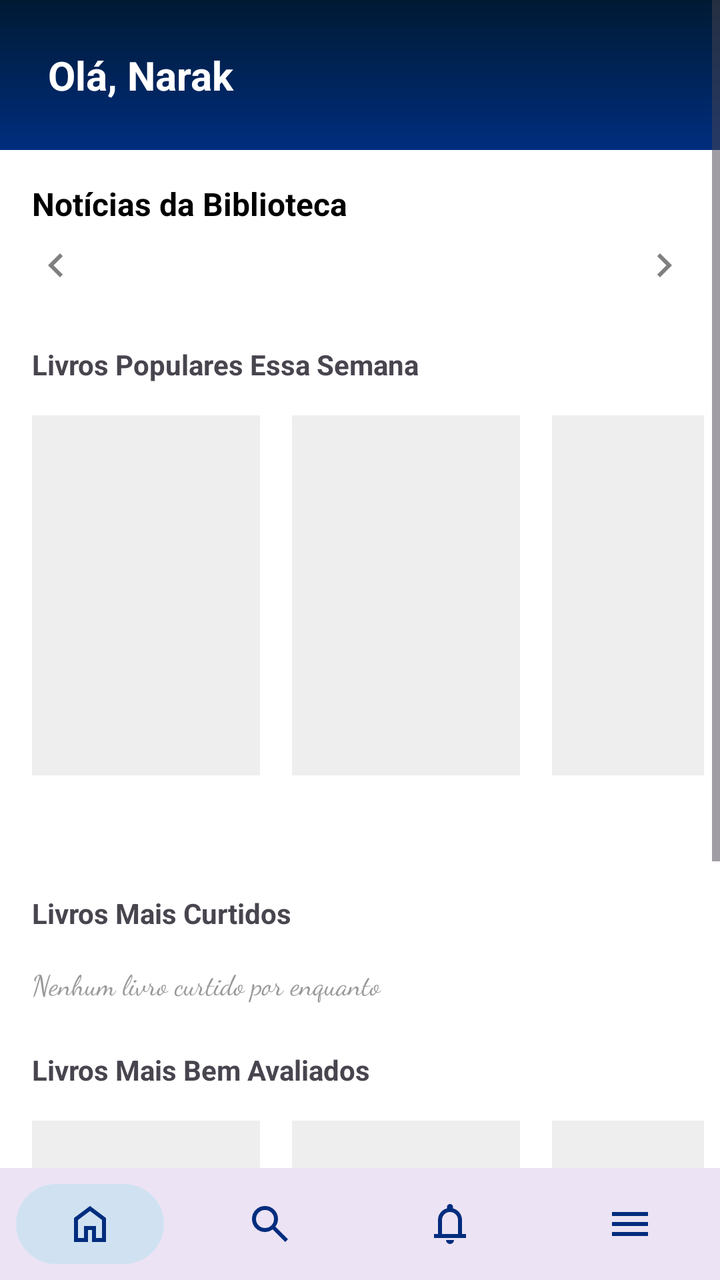
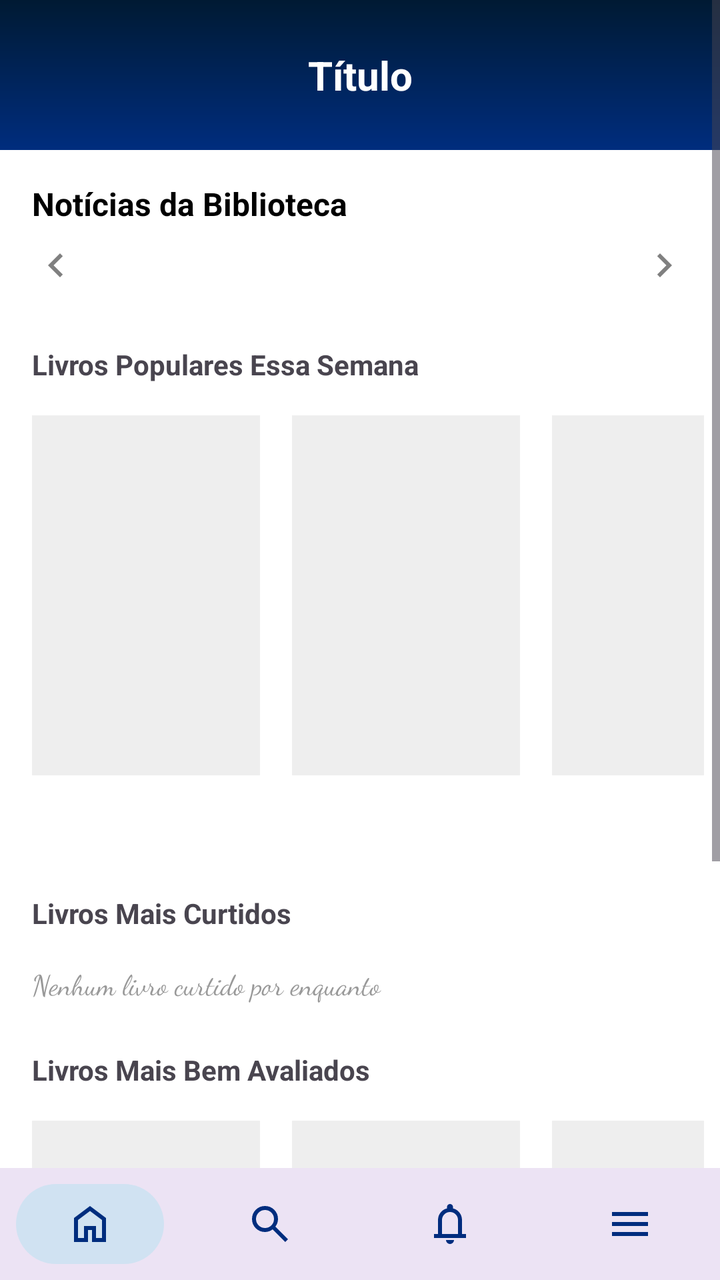

An Android layout rendered at two revisions. The XML below is the earlier revision; the diff shows what the commit changed to produce the second picture.
<!-- AndroidManifest.xml: application theme Theme.Bibliotecaapp -->
<!-- res/layout/tela_home.xml -->
<?xml version="1.0" encoding="utf-8"?>
<LinearLayout
    xmlns:android="http://schemas.android.com/apk/res/android"
    xmlns:app="http://schemas.android.com/apk/res-auto"
    xmlns:tools="http://schemas.android.com/tools"
    android:id="@+id/main"
    android:layout_width="match_parent"
    android:layout_height="match_parent"
    android:orientation="vertical"
    android:background="#FFFFFF">

    
    <ScrollView
        android:layout_width="match_parent"
        android:layout_height="0dp"
        android:layout_weight="1">

        <LinearLayout
            android:layout_width="match_parent"
            android:layout_height="wrap_content"
            android:orientation="vertical">

            
            <TextView
                android:id="@+id/txtTitulo"
                android:layout_width="match_parent"
                android:layout_height="wrap_content"
                android:background="@drawable/background_header"
                android:gravity="left"
                android:padding="24dp"
                android:text="Olá, Narak"
                android:textColor="#FFFFFF"
                android:textSize="20dp"
                android:textStyle="bold" />

            
            <TextView
                android:layout_width="match_parent"
                android:layout_height="wrap_content"
                android:paddingStart="16dp"
                android:paddingTop="16dp"
                android:text="Notícias da Biblioteca"
                android:textColor="#000000"
                android:textSize="16sp"
                android:textStyle="bold" />

            <RelativeLayout
                android:layout_width="match_parent"
                android:layout_height="wrap_content">

                <androidx.recyclerview.widget.RecyclerView
                    android:id="@+id/rvNoticias"
                    android:layout_width="match_parent"
                    android:layout_height="wrap_content"
                    android:orientation="horizontal"
                    app:layoutManager="androidx.recyclerview.widget.LinearLayoutManager"
                    tools:listitem="@layout/item_noticia" />

                
                <ImageButton
                    android:id="@+id/btnPrevNoticia"
                    android:layout_width="40dp"
                    android:layout_height="40dp"
                    android:layout_alignParentStart="true"
                    android:layout_centerVertical="true"
                    android:layout_marginStart="8dp"
                    android:background="?attr/selectableItemBackgroundBorderless"
                    android:src="@drawable/ic_leftarrow"
                    app:tint="#808080"
                    android:contentDescription="Anterior" />

                <ImageButton
                    android:id="@+id/btnNextNoticia"
                    android:layout_width="40dp"
                    android:layout_height="40dp"
                    android:layout_alignParentEnd="true"
                    android:layout_centerVertical="true"
                    android:layout_marginEnd="8dp"
                    android:background="?attr/selectableItemBackgroundBorderless"
                    android:rotation="180"
                    android:src="@drawable/ic_leftarrow"
                    app:tint="#808080"
                    android:contentDescription="Próxima" />
            </RelativeLayout>

            
            <LinearLayout
                android:id="@+id/layoutDots"
                android:layout_width="wrap_content"
                android:layout_height="wrap_content"
                android:layout_gravity="center_horizontal"
                android:layout_marginTop="4dp"
                android:orientation="horizontal" />

            
            <TextView
                android:layout_width="match_parent"
                android:layout_height="wrap_content"
                android:paddingHorizontal="16dp"
                android:paddingTop="16dp"
                android:text="Livros Populares Essa Semana"
                android:textStyle="bold"
                android:textSize="14sp" />

            <HorizontalScrollView
                android:layout_width="match_parent"
                android:layout_height="wrap_content"
                android:padding="8dp"
                android:scrollbars="none">

                <LinearLayout
                    android:layout_width="wrap_content"
                    android:layout_height="wrap_content"
                    android:orientation="horizontal">

                    <include android:id="@+id/livroPop1" layout="@layout/item_livro" />
                    <include android:id="@+id/livroPop2" layout="@layout/item_livro" />
                    <include android:id="@+id/livroPop3" layout="@layout/item_livro" />

                </LinearLayout>
            </HorizontalScrollView>

            
            <TextView
                android:layout_width="match_parent"
                android:layout_height="wrap_content"
                android:paddingHorizontal="16dp"
                android:paddingTop="8dp"
                android:text="Livros Mais Curtidos"
                android:textStyle="bold"
                android:textSize="14sp" />

            <TextView
                android:layout_width="match_parent"
                android:layout_height="wrap_content"
                android:padding="16dp"
                android:text="Nenhum livro curtido por enquanto"
                android:textColor="#999999"
                android:fontFamily="cursive"
                android:textSize="14sp" />

            
            <TextView
                android:layout_width="match_parent"
                android:layout_height="wrap_content"
                android:paddingHorizontal="16dp"
                android:paddingTop="8dp"
                android:text="Livros Mais Bem Avaliados"
                android:textStyle="bold"
                android:textSize="14sp" />

            <HorizontalScrollView
                android:layout_width="match_parent"
                android:layout_height="wrap_content"
                android:padding="8dp"
                android:scrollbars="none">

                <LinearLayout
                    android:layout_width="wrap_content"
                    android:layout_height="wrap_content"
                    android:orientation="horizontal">

                    <include android:id="@+id/livroAval1" layout="@layout/item_livro" />
                    <include android:id="@+id/livroAval2" layout="@layout/item_livro" />
                    <include android:id="@+id/livroAval3" layout="@layout/item_livro" />

                </LinearLayout>
            </HorizontalScrollView>

        </LinearLayout>
    </ScrollView>

    <include layout="@layout/navbar_layout"/>

</LinearLayout>
<!-- res/layout/item_noticia.xml (included above) -->
<?xml version="1.0" encoding="utf-8"?>
<androidx.cardview.widget.CardView xmlns:android="http://schemas.android.com/apk/res/android"
    xmlns:app="http://schemas.android.com/apk/res-auto"
    android:layout_width="match_parent"
    android:layout_height="wrap_content"
    android:layout_margin="16dp"
    app:cardCornerRadius="12dp"
    app:cardElevation="4dp">

    <LinearLayout
        android:layout_width="match_parent"
        android:layout_height="wrap_content"
        android:orientation="vertical"
        android:padding="16dp">

        <ImageView
            android:id="@+id/imgNoticia"
            android:layout_width="match_parent"
            android:layout_height="150dp"
            android:scaleType="centerCrop"
            android:background="#DDDDDD"
            android:layout_marginBottom="8dp" />

        <TextView
            android:id="@+id/txtTituloNoticia"
            android:layout_width="match_parent"
            android:layout_height="wrap_content"
            android:text="Título da notícia"
            android:textColor="#000000"
            android:textSize="20sp"
            android:textStyle="bold" />

        <TextView
            android:id="@+id/txtDescricaoNoticia"
            android:layout_width="match_parent"
            android:layout_height="wrap_content"
            android:layout_marginTop="8dp"
            android:text="Descricao resumida"
            android:textColor="#333333"
            android:textSize="14sp" />

        <androidx.appcompat.widget.AppCompatButton
            android:id="@+id/btnSaibaMais"
            android:layout_width="wrap_content"
            android:layout_height="wrap_content"
            android:layout_marginTop="12dp"
            android:background="@drawable/background_botao_noticia"
            android:paddingStart="16dp"
            android:paddingEnd="16dp"
            android:text="Saiba Mais"
            android:textAllCaps="false"
            android:textColor="#FFFFFF"
            android:minHeight="36dp" />

    </LinearLayout>
</androidx.cardview.widget.CardView>
<!-- res/layout/item_livro.xml (included above) -->
<?xml version="1.0" encoding="utf-8"?>
<LinearLayout xmlns:android="http://schemas.android.com/apk/res/android"
    android:layout_width="130dp"
    android:layout_height="wrap_content"
    android:orientation="vertical"
    android:padding="8dp">
    <ImageView android:id="@+id/imgCapa" android:layout_width="match_parent" android:layout_height="180dp" android:scaleType="centerCrop" android:background="#EEE"/>
    <TextView android:id="@+id/txtTituloLivro" android:layout_width="match_parent" android:layout_height="wrap_content" android:ellipsize="end" android:maxLines="1" android:textStyle="bold" />
    <TextView android:id="@+id/txtAutor" android:layout_width="match_parent" android:layout_height="wrap_content" android:textSize="12sp" />
</LinearLayout>
<!-- res/layout/navbar_layout.xml (included above) -->
<?xml version="1.0" encoding="utf-8"?>
<com.google.android.material.bottomnavigation.BottomNavigationView
    xmlns:android="http://schemas.android.com/apk/res/android"
    xmlns:app="http://schemas.android.com/apk/res-auto"

    android:id="@+id/bottomNav"
    style="@style/NavBar"
    android:layout_width="match_parent"
    android:layout_height="wrap_content"

    app:menu="@menu/bottom_menu"/>
<!-- resources referenced by this layout -->
<resources>
  <!-- drawable background_botao_noticia (drawable) -->
  <?xml version="1.0" encoding="utf-8"?>
  <shape xmlns:android="http://schemas.android.com/apk/res/android">
      <gradient
          android:type="linear"
          android:angle="270"
          android:startColor="#001A33"
          android:endColor="#002D7E" />
      <corners android:radius="8dp" />
  </shape>
  <!-- drawable background_header (drawable) -->
  <?xml version="1.0" encoding="utf-8"?>
  <shape xmlns:android="http://schemas.android.com/apk/res/android">
  
      <gradient
          android:type="linear"
          android:angle="270"
          android:startColor="#001A33"
          android:endColor="#002D7E" />
  
      <corners android:radius="0dp" />
  
  </shape>
  <!-- drawable ic_leftarrow (drawable) -->
  <vector xmlns:android="http://schemas.android.com/apk/res/android"
      android:width="24dp"
      android:height="24dp"
      android:viewportWidth="960"
      android:viewportHeight="960">
    <path
        android:pathData="M560,720 L320,480l240,-240 56,56 -184,184 184,184 -56,56Z"
        android:fillColor="#FFFFFF"/>
  </vector>
  <style name="NavBar" parent="Widget.MaterialComponents.BottomNavigationView">
          <item name="itemBackground">@drawable/nav_item_background</item>
          <item name="itemRippleColor">@android:color/transparent</item>
          <item name="itemIconTint">#002D7E</item>
          <item name="itemTextColor">@null</item>
          <item name="labelVisibilityMode">unlabeled</item>
      </style>
  <style name="Theme.Bibliotecaapp" parent="Base.Theme.Bibliotecaapp" />
  <!-- drawable nav_item_background (drawable) -->
  <?xml version="1.0" encoding="utf-8"?>
  <selector xmlns:android="http://schemas.android.com/apk/res/android">
  
      
      <item android:state_checked="true">
          <inset
              android:insetLeft="8dp"
              android:insetRight="8dp"
              android:insetTop="8dp"
              android:insetBottom="8dp">
  
              <shape android:shape="rectangle">
                  <solid android:color="#D0E2F2"/>
                  <corners android:radius="100dp"/>
              </shape>
  
          </inset>
      </item>
  
      
      <item>
          <color android:color="@android:color/transparent"/>
      </item>
  
  </selector>
  <style name="Base.Theme.Bibliotecaapp" parent="Theme.Material3.DayNight.NoActionBar">
          
          
      </style>
</resources>

<!-- the commit's change to res/layout/tela_home.xml (unified diff, before → after) -->
@@ -21,17 +21,9 @@
             android:orientation="vertical">
 
             
-            <TextView
-                android:id="@+id/txtTitulo"
-                android:layout_width="match_parent"
-                android:layout_height="wrap_content"
-                android:background="@drawable/background_header"
-                android:gravity="left"
-                android:padding="24dp"
-                android:text="Olá, Narak"
-                android:textColor="#FFFFFF"
-                android:textSize="20dp"
-                android:textStyle="bold" />
+            <include
+                android:id="@+id/header"
+                layout="@layout/header_layout"/>
 
             
             <TextView
@@ -173,6 +165,46 @@
     <include layout="@layout/navbar_layout"/>
 
 </LinearLayout>
+<!-- res/layout/header_layout.xml (included above) -->
+<androidx.constraintlayout.widget.ConstraintLayout
+    xmlns:android="http://schemas.android.com/apk/res/android"
+    xmlns:app="http://schemas.android.com/apk/res-auto"
+    android:layout_width="match_parent"
+    android:layout_height="wrap_content"
+    android:background="@drawable/background_header"
+    android:paddingTop="24dp"
+    android:paddingBottom="24dp">
+
+    
+    <ImageView
+        android:id="@+id/btnBack"
+        android:layout_width="24dp"
+        android:layout_height="24dp"
+        android:layout_marginStart="16dp"
+        android:src="@drawable/ic_leftarrow"
+        app:tint="#FFFFFF"
+        android:visibility="gone"
+        app:layout_constraintStart_toStartOf="parent"
+        app:layout_constraintTop_toTopOf="parent"
+        app:layout_constraintBottom_toBottomOf="parent"/>
+
+    
+    <TextView
+        android:id="@+id/txtTitulo"
+        android:layout_width="0dp"
+        android:layout_height="wrap_content"
+        android:text="Título"
+        android:textColor="#FFFFFF"
+        android:textSize="20sp"
+        android:textStyle="bold"
+        android:gravity="center"
+
+        app:layout_constraintStart_toStartOf="parent"
+        app:layout_constraintEnd_toEndOf="parent"
+        app:layout_constraintTop_toTopOf="parent"
+        app:layout_constraintBottom_toBottomOf="parent"/>
+
+</androidx.constraintlayout.widget.ConstraintLayout>
 <!-- res/layout/item_noticia.xml (included above) -->
 <?xml version="1.0" encoding="utf-8"?>
 <androidx.cardview.widget.CardView xmlns:android="http://schemas.android.com/apk/res/android"
